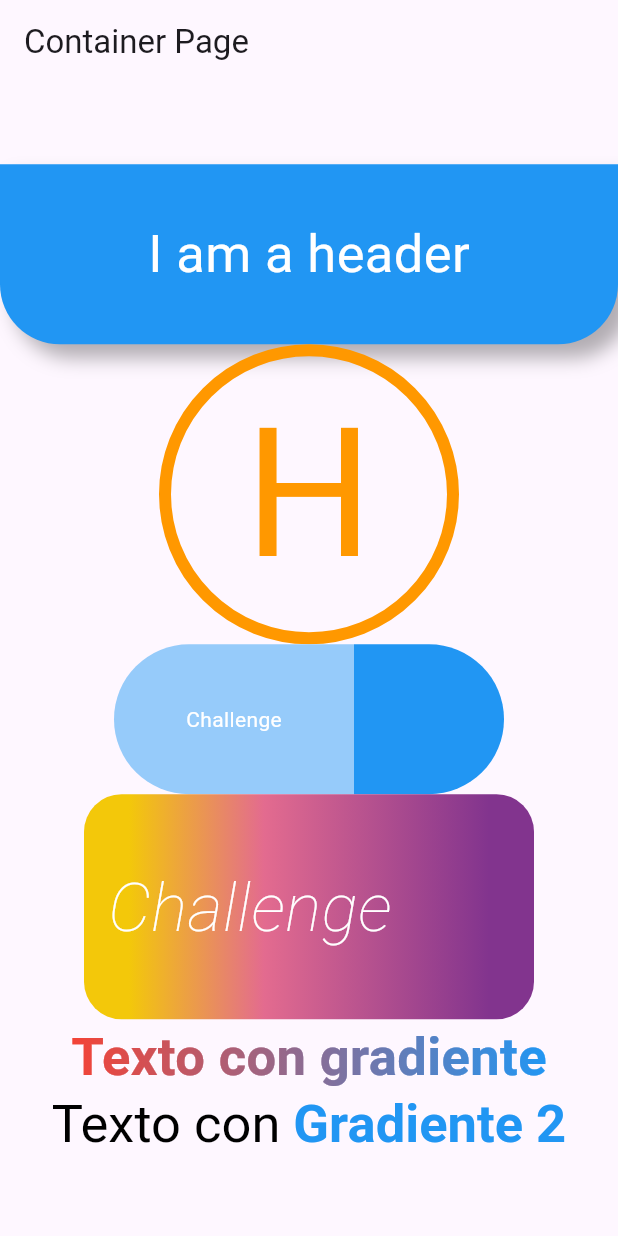
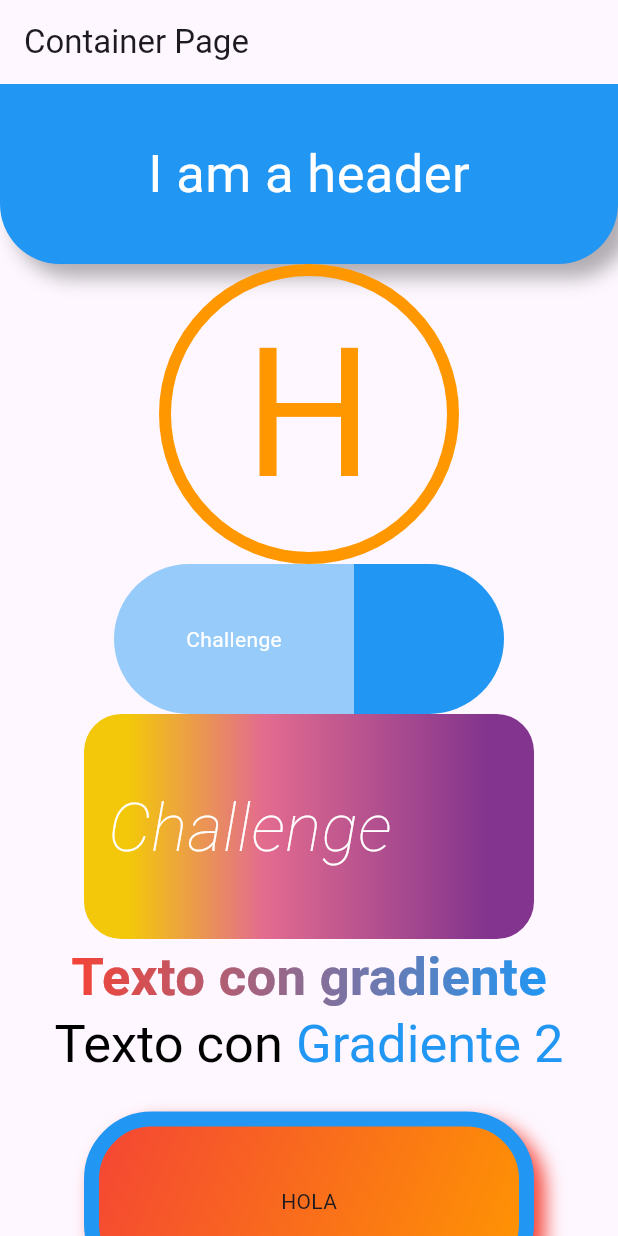
Before and after one commit to AlberthRuiz/future_flutter, a Flutter app: the screen it shows after launch, on a phone screen of 412 x 824 dp. Run offline on Flutter 3.47's test engine with Material 3 defaults, Android fonts, the phone set to English and light mode, and no system bars.

Commit message:
container

```diff
--- a/lib/pages/container_page.dart
+++ b/lib/pages/container_page.dart
@@ -185,7 +185,7 @@ class ContainerPage extends StatelessWidget {
                     TextSpan(
                       text: "Gradiente 2",
                       style: TextStyle(
-                        fontWeight: FontWeight.bold,
+                        // fontWeight: FontWeight.bold,
                         // color: Colors.red,
                         foreground: Paint()
                           ..shader = LinearGradient(
@@ -195,20 +195,38 @@ class ContainerPage extends StatelessWidget {
                             ],
                             // stops: [0.2, 0.5],
                           ).createShader(
-                            Rect.fromLTRB(20, 20, 20, 20),
-                          ),
+                              Rect.fromPoints(Offset(0, 0), Offset(200, 70))),
                       ),
                     ),
                   ],
                 ),
-              ), // Text(
-              //   "Texto con gradiente 2",
-              //   style: TextStyle(
-              //     fontSize: 35,
-              //     fontWeight: FontWeight.bold,
-              //     // color: Colors.white,
-              //   ),
-              // )
+              ),
+              //BORDERS EN CONTAINER
+              Container(
+                margin: EdgeInsets.all(24),
+                width: 300,
+                height: 120,
+                alignment: Alignment.center,
+                decoration: BoxDecoration(
+                    gradient: LinearGradient(
+                      colors: [
+                        Colors.red,
+                        Colors.orange,
+                      ],
+                      begin: Alignment.topLeft,
+                      end: Alignment.bottomRight,
+                    ),
+                    color: Colors.white,
+                    borderRadius: BorderRadius.circular(45),
+                    border: Border.all(color: Colors.blue, width: 10),
+                    boxShadow: [
+                      BoxShadow(
+                          color: Colors.red,
+                          offset: Offset(7, 7),
+                          blurRadius: 10)
+                    ]),
+                child: Text("HOLA"),
+              )
             ],
           ),
         ),
```
